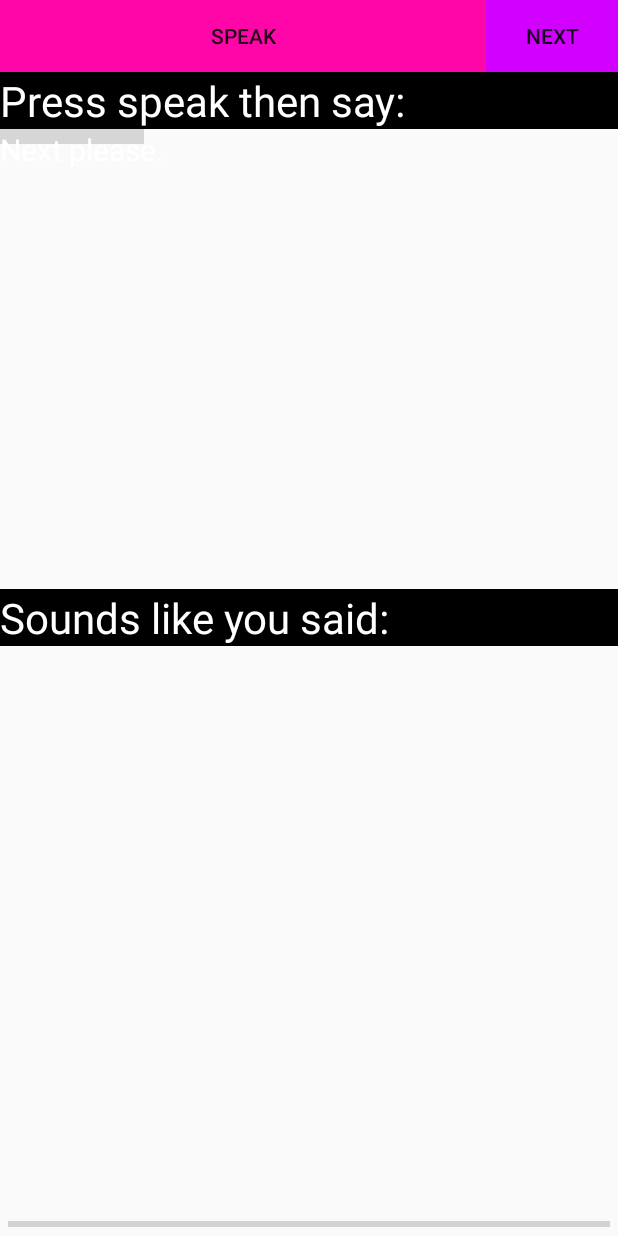
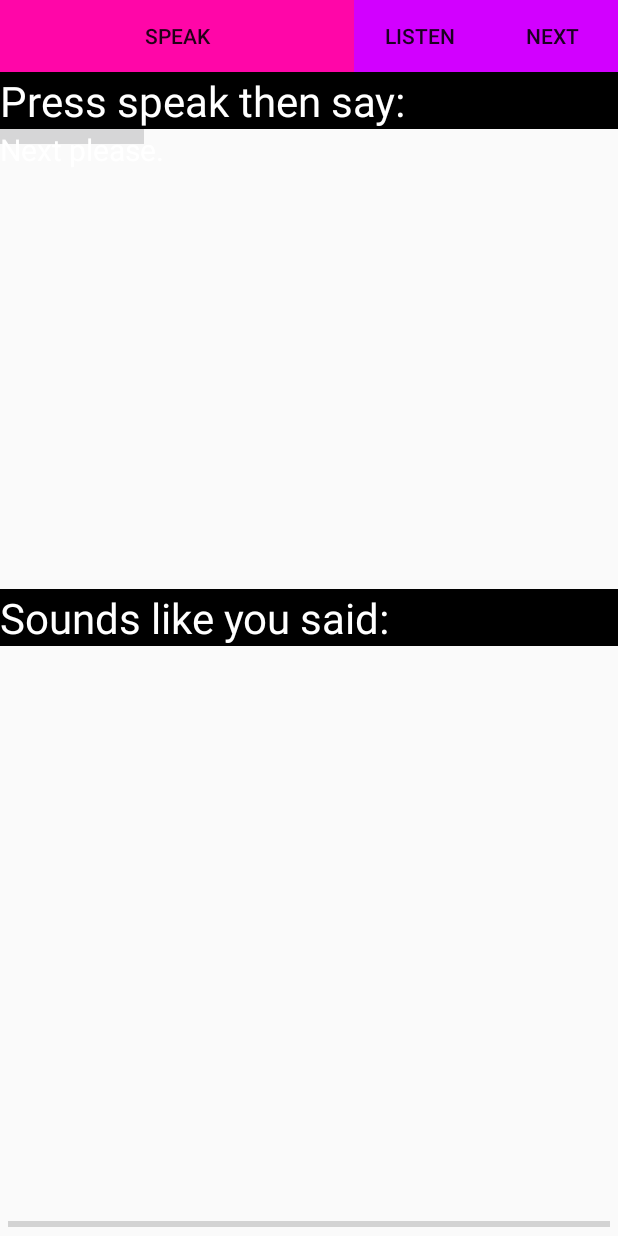
Before and after one commit to jshepdevelopment/SpeechMaster, an Android app: the layout activity_main.xml on its own in the app's theme, with its tools: preview values and no code run, on a phone screen of 412 x 824 dp. Run offline under Robolectric (Android 15) with nearby library versions, the phone set to English and light mode, and no system bars.

Commit message:
Completed text to speech enhancement.

```diff
--- a/app/src/main/res/layout/activity_main.xml
+++ b/app/src/main/res/layout/activity_main.xml
@@ -50,11 +50,11 @@
         android:layout_alignParentStart="true"
         android:layout_alignParentTop="true"
         android:layout_below="@+id/randomButton"
-        android:layout_toLeftOf="@+id/randomButton"
-        android:layout_toStartOf="@+id/randomButton"
+        android:layout_toStartOf="@+id/button"
         android:background="@drawable/toggle_button_selector"
 
-        />
+        android:checked="false"
+        android:layout_toLeftOf="@+id/button" />
 
     <TextView
         android:layout_width="wrap_content"
@@ -116,4 +116,17 @@
         android:background="@drawable/default_button_selector"
          />
 
+    <Button
+        android:layout_width="wrap_content"
+        android:layout_height="wrap_content"
+        android:text="@string/listen"
+        android:id="@+id/button"
+        android:enabled="true"
+        android:clickable="true"
+        android:onClick="speakText"
+        android:background="@drawable/default_button_selector"
+        android:layout_above="@+id/textView"
+        android:layout_toLeftOf="@+id/randomButton"
+        android:layout_toStartOf="@+id/randomButton" />
+
 </RelativeLayout>
--- a/app/src/main/res/values/strings.xml
+++ b/app/src/main/res/values/strings.xml
@@ -16,6 +16,8 @@
     <string name="speech_not_supported">Sorry! Your device doesn\'t support speech input.</string>
 
     <string name="more">Next</string>
+    <string name="listen">Listen</string>
+
     <string name="next_please">Next please.</string>
     <string name="say_this">Press speak then say:</string>
     <string name="sounds_like">Sounds like you said:</string>
```
Also changed, not shown: app/src/main/java/com/rickgoldman/speechmaster/VoiceRecognitionActivity.java (+28 -0 lines).
